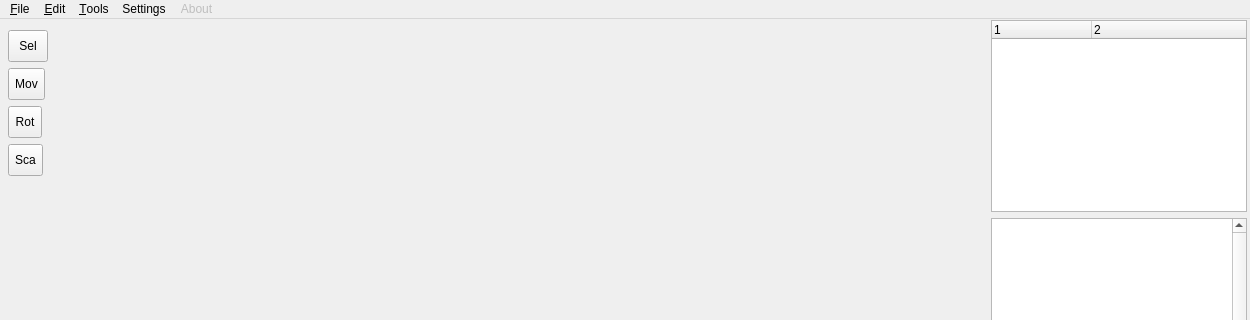
konstvest/ei_maper, file main_window.ui: the form before one commit; both pictures show x 0 to 1250 and y 0 to 320 of the 1250 by 686 pixel window.
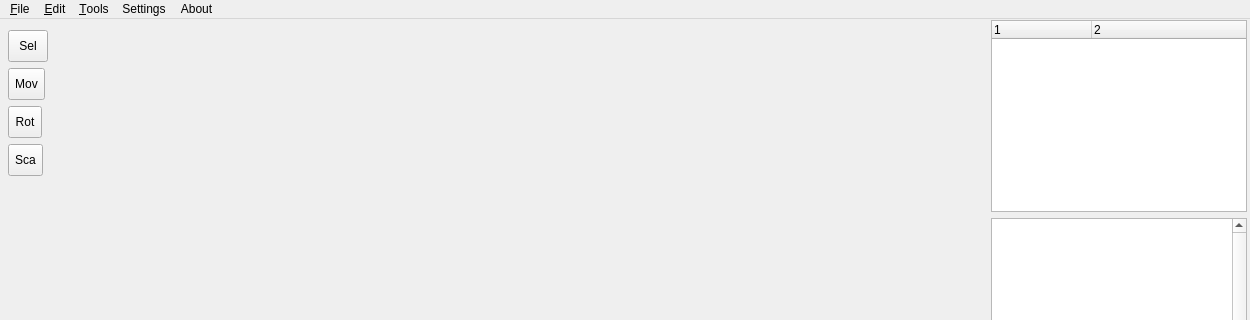
The form after the commit. Custom widgets are drawn as their Qt base class.

Diff of the .ui file:
```diff
--- a/main_window.ui
+++ b/main_window.ui
@@ -322,7 +322,7 @@
    </widget>
    <widget class="QMenu" name="menuAbout">
     <property name="enabled">
-     <bool>false</bool>
+     <bool>true</bool>
     </property>
     <property name="title">
      <string>About</string>
```
Left out of the diff: 18 changed lines with no effect on the pictures.
